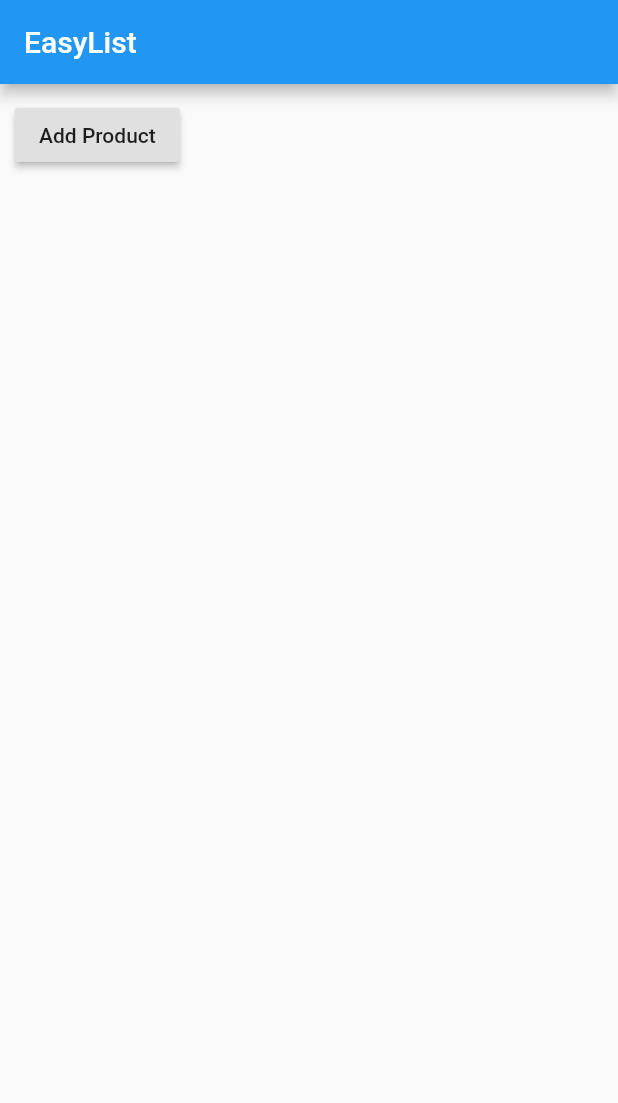
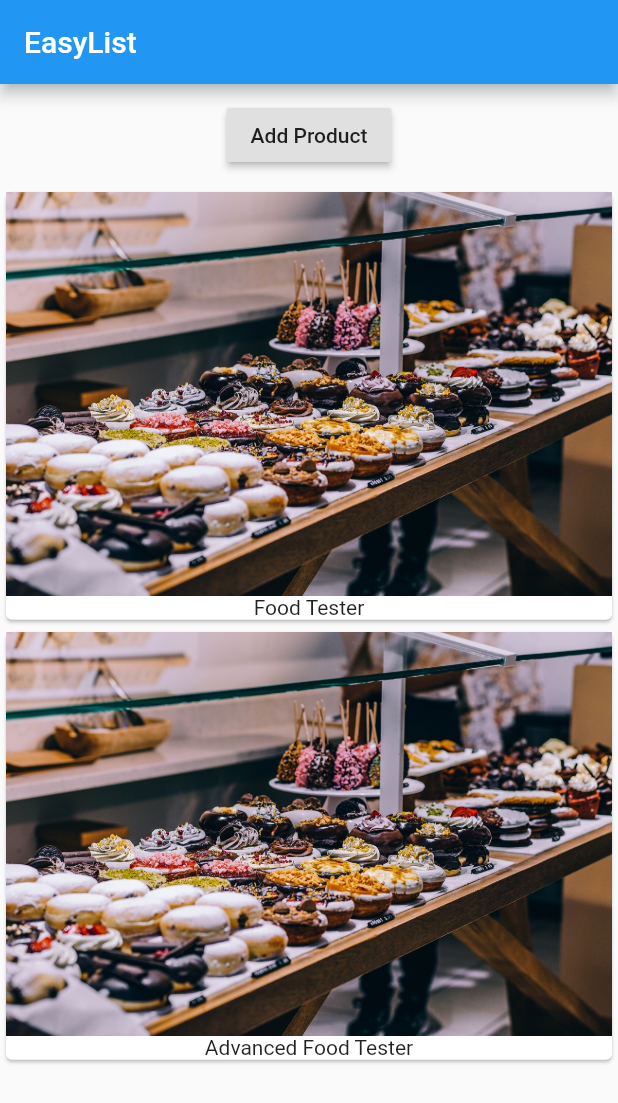
Before and after one commit to lwerner27/flutter_course_app, a Flutter app: the screen it shows after launch, after a tap on "Add Product", on a phone screen of 412 x 824 dp. Shown: the top 1103 px of the screen. Run offline on Flutter 3.47's test engine with Material 2 defaults, Android fonts, the phone set to English and light mode, and no system bars.

Commit message:
imported the product manager and returned the main widget to a stateless widget

```diff
--- a/lib/main.dart
+++ b/lib/main.dart
@@ -1,18 +1,11 @@
 import 'package:flutter/material.dart';
+
+import './product_manager.dart';
 
 void main() => runApp(MyApp());
 
-class MyApp extends StatefulWidget {
-  @override
-  State<StatefulWidget> createState() {
-    // TODO: implement createState
-    return _MyAppState();
-  }
-}
-
 // Underscore is a convention for making objects private.
-class _MyAppState extends State<MyApp> {
-  List<String> _products = ['Food Tester'];
+class MyApp extends StatelessWidget {
   @override
   Widget build(BuildContext context) {
     return MaterialApp(
@@ -20,21 +13,7 @@ class _MyAppState extends State<MyApp> {
         appBar: AppBar(
           title: Text('EasyList'),
         ),
-        body: Column(
-          children: <Widget>[
-            Container(
-              margin: EdgeInsets.all(10.0),
-              child: RaisedButton(
-                onPressed: () {
-                  setState(() {
-                    _products.add("Advanced Food Tester");
-                  });
-                },
-                child: Text("Add Product"),
-              ),
-            ),
-          ],
-        ),
+        body: ProductManager(),
       ),
     );
   }
```
